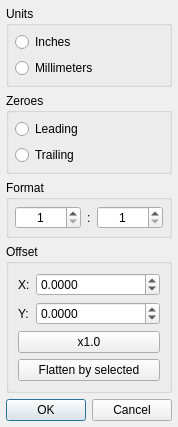
Old version of the form file_plugins/excellon/excellondialog.ui in the repository XRay3D/GERBER_X3.
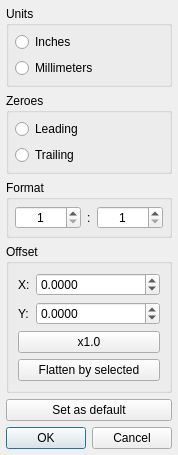
New version of the form. Custom widgets are drawn as their Qt base class.

Diff of the .ui file:
```diff
--- a/file_plugins/excellon/excellondialog.ui
+++ b/file_plugins/excellon/excellondialog.ui
@@ -228,6 +228,13 @@
      </layout>
     </widget>
    </item>
+   <item>
+    <widget class="QPushButton" name="pbSetAsDefault">
+     <property name="text">
+      <string>Set as default</string>
+     </property>
+    </widget>
+   </item>
    <item>
     <spacer name="verticalSpacer">
      <property name="orientation">
```
